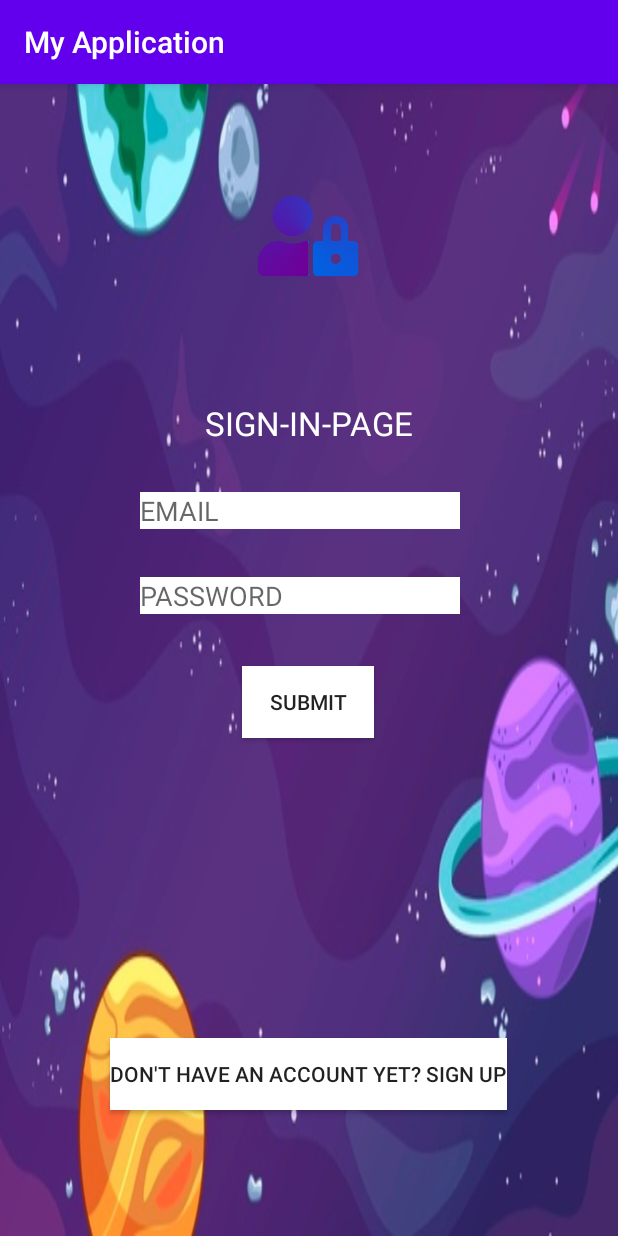
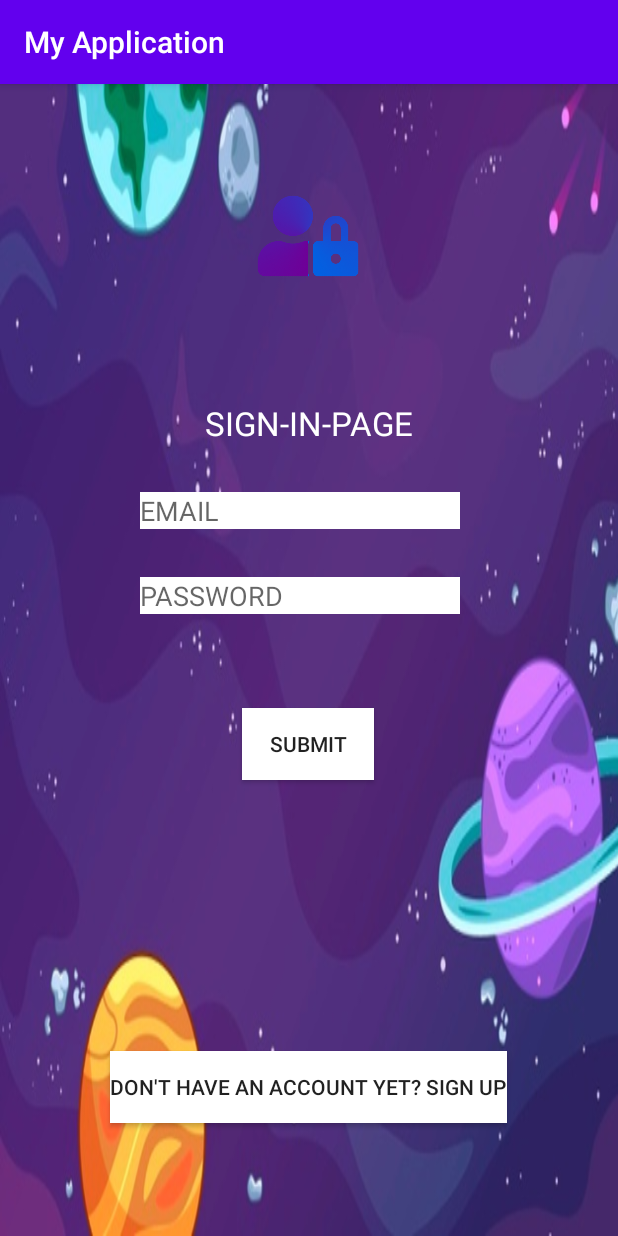
Before and after one commit to TheGodZeno/HomeWork, an Android app: the screen it shows after launch (LoginActivity), on a phone screen of 412 x 824 dp. Run offline under Robolectric (Android 15) with nearby library versions, the phone set to English and light mode, and no system bars; our stand-ins replace Firebase (no records; nobody signed in at launch, a user with empty details on screens opened directly).

Commit message:
newest homework update

```diff
--- a/app/src/main/res/layout/activity_login.xml
+++ b/app/src/main/res/layout/activity_login.xml
@@ -24,7 +24,7 @@
         android:id="@+id/b_login"
         android:layout_width="wrap_content"
         android:layout_height="wrap_content"
-        android:layout_marginTop="388dp"
+        android:layout_marginTop="416dp"
         android:background="@color/white"
         android:text="Submit"
         app:layout_constraintEnd_toEndOf="parent"
```
